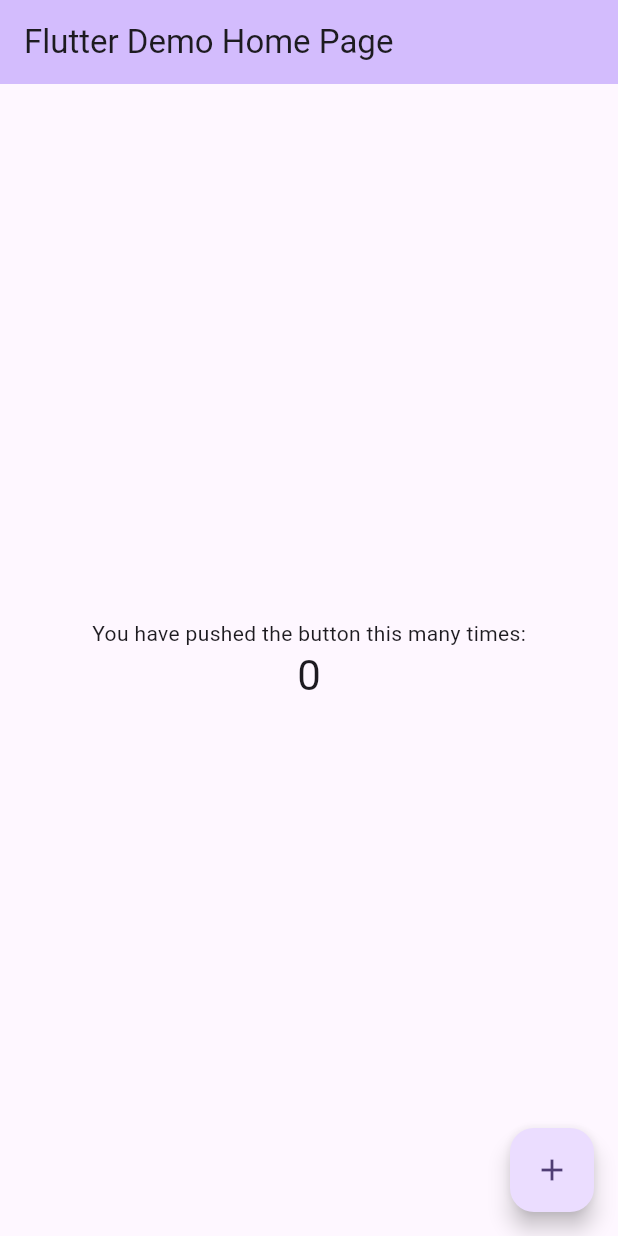
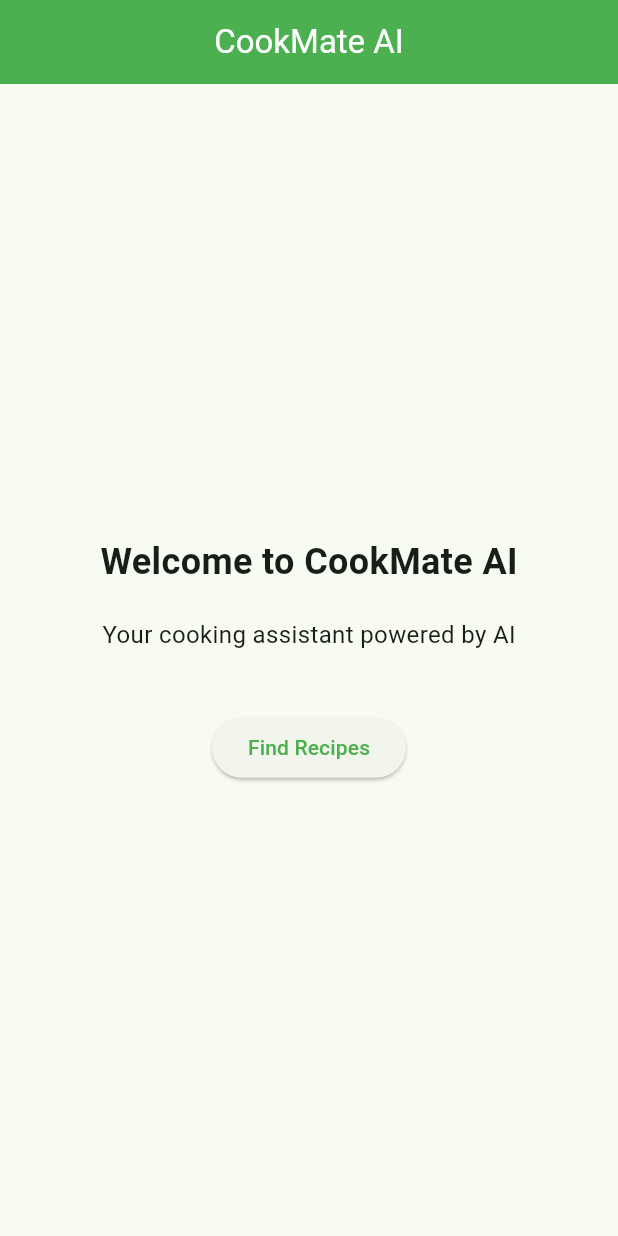
Before and after one commit to oriamo/cookMateAiFlutter, a Flutter app: the screen it shows after launch, on a phone screen of 412 x 824 dp. Run offline on Flutter 3.47's test engine with Material 3 defaults, Android fonts, the phone set to English and light mode, and no system bars; our stand-ins replace flutter_riverpod, go_router.

Commit message:
Initial setup of CookMate AI app with Riverpod state management and GoRouter navigation

```diff
--- a/lib/main.dart
+++ b/lib/main.dart
@@ -1,125 +1,35 @@
 import 'package:flutter/material.dart';
+import 'package:flutter_riverpod/flutter_riverpod.dart';
+import 'router/router.dart';
 
 void main() {
-  runApp(const MyApp());
+  runApp(
+    const ProviderScope(
+      child: MyApp(),
+    ),
+  );
 }
 
 class MyApp extends StatelessWidget {
   const MyApp({super.key});
 
-  // This widget is the root of your application.
   @override
   Widget build(BuildContext context) {
-    return MaterialApp(
-      title: 'Flutter Demo',
+    return MaterialApp.router(
+      title: 'CookMate AI',
+      debugShowCheckedModeBanner: false,
       theme: ThemeData(
-        // This is the theme of your application.
-        //
-        // TRY THIS: Try running your application with "flutter run". You'll see
-        // the application has a purple toolbar. Then, without quitting the app,
-        // try changing the seedColor in the colorScheme below to Colors.green
-        // and then invoke "hot reload" (save your changes or press the "hot
-        // reload" button in a Flutter-supported IDE, or press "r" if you used
-        // the command line to start the app).
-        //
-        // Notice that the counter didn't reset back to zero; the application
-        // state is not lost during the reload. To reset the state, use hot
-        // restart instead.
-        //
-        // This works for code too, not just values: Most code changes can be
-        // tested with just a hot reload.
-        colorScheme: ColorScheme.fromSeed(seedColor: Colors.deepPurple),
+        colorScheme: ColorScheme.fromSeed(
+          seedColor: Colors.green,
+          primary: Colors.green,
+          secondary: Colors.orange,
+        ),
         useMaterial3: true,
+        appBarTheme: const AppBarTheme(
+          centerTitle: true,
+        ),
       ),
-      home: const MyHomePage(title: 'Flutter Demo Home Page'),
+      routerConfig: router,
     );
   }
 }
-
-class MyHomePage extends StatefulWidget {
-  const MyHomePage({super.key, required this.title});
-
-  // This widget is the home page of your application. It is stateful, meaning
-  // that it has a State object (defined below) that contains fields that affect
-  // how it looks.
-
-  // This class is the configuration for the state. It holds the values (in this
-  // case the title) provided by the parent (in this case the App widget) and
-  // used by the build method of the State. Fields in a Widget subclass are
-  // always marked "final".
-
-  final String title;
-
-  @override
-  State<MyHomePage> createState() => _MyHomePageState();
-}
-
-class _MyHomePageState extends State<MyHomePage> {
-  int _counter = 0;
-
-  void _incrementCounter() {
-    setState(() {
-      // This call to setState tells the Flutter framework that something has
-      // changed in this State, which causes it to rerun the build method below
-      // so that the display can reflect the updated values. If we changed
-      // _counter without calling setState(), then the build method would not be
-      // called again, and so nothing would appear to happen.
-      _counter++;
-    });
-  }
-
-  @override
-  Widget build(BuildContext context) {
-    // This method is rerun every time setState is called, for instance as done
-    // by the _incrementCounter method above.
-    //
-    // The Flutter framework has been optimized to make rerunning build methods
-    // fast, so that you can just rebuild anything that needs updating rather
-    // than having to individually change instances of widgets.
-    return Scaffold(
-      appBar: AppBar(
-        // TRY THIS: Try changing the color here to a specific color (to
-        // Colors.amber, perhaps?) and trigger a hot reload to see the AppBar
-        // change color while the other colors stay the same.
-        backgroundColor: Theme.of(context).colorScheme.inversePrimary,
-        // Here we take the value from the MyHomePage object that was created by
-        // the App.build method, and use it to set our appbar title.
-        title: Text(widget.title),
-      ),
-      body: Center(
-        // Center is a layout widget. It takes a single child and positions it
-        // in the middle of the parent.
-        child: Column(
-          // Column is also a layout widget. It takes a list of children and
-          // arranges them vertically. By default, it sizes itself to fit its
-          // children horizontally, and tries to be as tall as its parent.
-          //
-          // Column has various properties to control how it sizes itself and
-          // how it positions its children. Here we use mainAxisAlignment to
-          // center the children vertically; the main axis here is the vertical
-          // axis because Columns are vertical (the cross axis would be
-          // horizontal).
-          //
-          // TRY THIS: Invoke "debug painting" (choose the "Toggle Debug Paint"
-          // action in the IDE, or press "p" in the console), to see the
-          // wireframe for each widget.
-          mainAxisAlignment: MainAxisAlignment.center,
-          children: <Widget>[
-            const Text(
-              'You have pushed the button this many times:',
-            ),
-            Text(
-              '$_counter',
-              style: Theme.of(context).textTheme.headlineMedium,
-            ),
-          ],
-        ),
-      ),
-      floatingActionButton: FloatingActionButton(
-        onPressed: _incrementCounter,
-        tooltip: 'Increment',
-        child: const Icon(Icons.add),
-      ), // This trailing comma makes auto-formatting nicer for build methods.
-    );
-  }
-}
--- /dev/null
+++ b/lib/router/router.dart
@@ -0,0 +1,31 @@
+import 'package:flutter/material.dart';
+import 'package:go_router/go_router.dart';
+import '../screens/home_screen.dart';
+import '../screens/recipe_screen.dart';
+import '../screens/search_screen.dart';
+
+final router = GoRouter(
+  initialLocation: '/',
+  routes: [
+    GoRoute(
+      path: '/',
+      builder: (context, state) => const HomeScreen(),
+    ),
+    GoRoute(
+      path: '/recipe/:id',
+      builder: (context, state) {
+        final recipeId = state.pathParameters['id'] ?? '';
+        return RecipeScreen(recipeId: recipeId);
+      },
+    ),
+    GoRoute(
+      path: '/search',
+      builder: (context, state) => const SearchScreen(),
+    ),
+  ],
+  errorBuilder: (context, state) => Scaffold(
+    body: Center(
+      child: Text('Error: ${state.error}'),
+    ),
+  ),
+);
--- /dev/null
+++ b/lib/screens/home_screen.dart
@@ -0,0 +1,38 @@
+import 'package:flutter/material.dart';
+import 'package:go_router/go_router.dart';
+
+class HomeScreen extends StatelessWidget {
+  const HomeScreen({super.key});
+
+  @override
+  Widget build(BuildContext context) {
+    return Scaffold(
+      appBar: AppBar(
+        title: const Text('CookMate AI'),
+        backgroundColor: Theme.of(context).colorScheme.primary,
+        foregroundColor: Colors.white,
+      ),
+      body: Center(
+        child: Column(
+          mainAxisAlignment: MainAxisAlignment.center,
+          children: [
+            const Text(
+              'Welcome to CookMate AI',
+              style: TextStyle(fontSize: 24, fontWeight: FontWeight.bold),
+            ),
+            const SizedBox(height: 20),
+            const Text(
+              'Your cooking assistant powered by AI',
+              style: TextStyle(fontSize: 16),
+            ),
+            const SizedBox(height: 40),
+            ElevatedButton(
+              onPressed: () => context.go('/search'),
+              child: const Text('Find Recipes'),
+            ),
+          ],
+        ),
+      ),
+    );
+  }
+}
```
Also changed, not shown: lib/models/recipe.dart (added, +43 -0 lines), lib/providers/recipe_provider.dart (added, +78 -0 lines), lib/screens/recipe_screen.dart (added, +167 -0 lines), lib/screens/search_screen.dart (added, +67 -0 lines), pubspec.yaml (+8 -67 lines), 1 other file.
